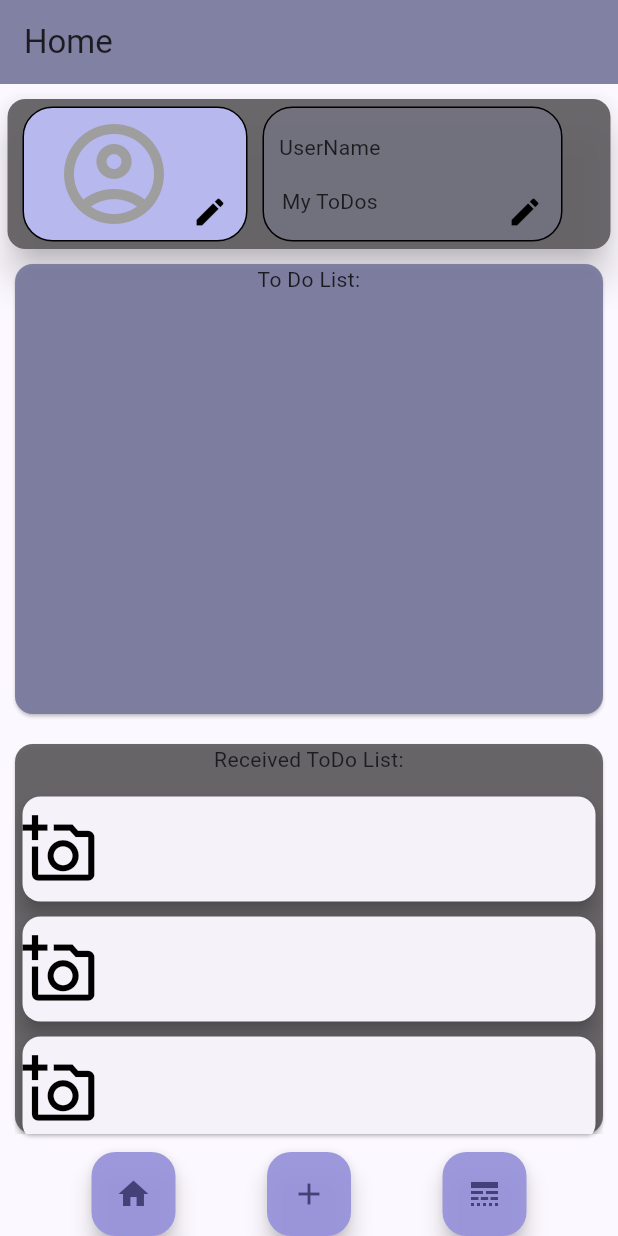
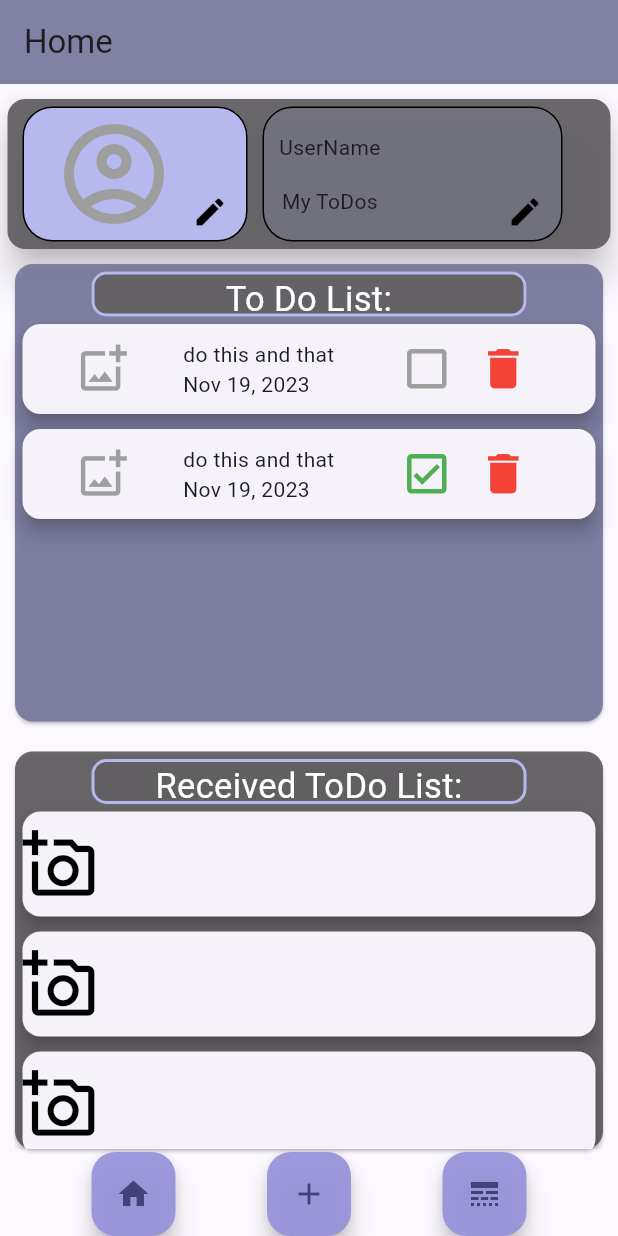
Before and after one commit to emilakerman/YouDoYou, a Flutter app: the screen it shows after launch, on a phone screen of 412 x 824 dp. Run offline on Flutter 3.47's test engine with Material 3 defaults, Android fonts, the light colour scheme and no system bars; our stand-ins replace cloud_firestore, firebase_auth, firebase_core, flutter_riverpod, go_router, image_picker and 2 more; accounts and stored records are empty; generated files the repository leaves out were written again.

Commit message:
adapting the todomodel to the UI

```diff
--- /dev/null
+++ b/lib/home_screen/models/todo.dart
@@ -0,0 +1,20 @@
+class ToDoType{
+  String title;
+  String description;
+  DateTime creationDate;
+  DateTime? endDate;
+  bool? isDone;
+  String? image;
+  String author;
+
+    ToDoType({
+    required this.title,
+    this.description = '',
+    required this.creationDate,
+    this.endDate,
+    this.isDone = false,
+    this.image,
+    required this.author,
+  });
+
+}
--- a/lib/home_screen/models/user.dart
+++ b/lib/home_screen/models/user.dart
@@ -1,10 +1,12 @@
+import 'package:shared_preferences/shared_preferences.dart';
+
 class User {
   String? name;
   String? profilePicture;
 
-  User({this.name, this.profilePicture});
+  User();
 
-  String? getName() {
+  String? get getName {
     if (name == null) {
       return '';
     } else {
@@ -12,15 +14,19 @@ class User {
     }
   }
 
-  void setname(String name) {
+  set setName(String name) {
     this.name = name;
   }
 
-  String? getProfilePicture() {
-    return profilePicture;
+  void get getProfilePicture async{
+    SharedPreferences prefs = await SharedPreferences.getInstance();
+    String imagePath = prefs.getString('imagePath') ?? '';
+    if (imagePath.isNotEmpty) {
+        profilePicture = imagePath;
+    }
   }
 
-  void setProfilePicture(String profilePicture) {
+  set setProfilePicture(String profilePicture) {
     this.profilePicture = profilePicture;
   }
 }
--- a/lib/home_screen/widgets/home_header.dart
+++ b/lib/home_screen/widgets/home_header.dart
@@ -4,6 +4,7 @@ import 'package:image_picker/image_picker.dart';
 import 'package:shared_preferences/shared_preferences.dart';
 import 'package:youdoyou/constants/app_colors.dart';
 import 'package:youdoyou/constants/app_icons.dart';
+import 'package:youdoyou/home_screen/models/user.dart';
 
 class HomeHeader extends StatefulWidget {
   const HomeHeader({super.key});
@@ -13,29 +14,14 @@ class HomeHeader extends StatefulWidget {
 }
 
 class _HomeHeaderState extends State<HomeHeader> {
-  bool isPicture = true;
-  File? _imageFile;
+  var user = User();
+
   final ImagePicker _imagePicker = ImagePicker();
 
   @override
   void initState() {
+    user.getProfilePicture;
     super.initState();
-    _loadImageFromPreferences();
-  }
-
-  _loadImageFromPreferences() async {
-    SharedPreferences prefs = await SharedPreferences.getInstance();
-    String imagePath = prefs.getString('imagePath') ?? '';
-    if (imagePath.isNotEmpty) {
-      setState(() {
-        _imageFile = File(imagePath);
-      });
-    }
-  }
-
-  _saveImageToPreferences(String imagePath) async {
-    SharedPreferences prefs = await SharedPreferences.getInstance();
-    prefs.setString('imagePath', imagePath);
   }
 
   _getImage() async {
@@ -43,9 +29,10 @@ class _HomeHeaderState extends State<HomeHeader> {
         await _imagePicker.pickImage(source: ImageSource.gallery);
     if (image != null) {
       setState(() {
-        _imageFile = File(image.path);
+        user.setProfilePicture = image.path;
       });
-      _saveImageToPreferences(image.path);
+      SharedPreferences prefs = await SharedPreferences.getInstance();
+      prefs.setString('imagePath', image.path);
     }
   }
 
@@ -60,11 +47,8 @@ class _HomeHeaderState extends State<HomeHeader> {
         width: double.infinity,
         child: Row(
           crossAxisAlignment: CrossAxisAlignment.center,
-          //mainAxisAlignment: MainAxisAlignment.spaceAround,
           children: [
-            //PROFILE PICTURE
             Container(
-              //without this size, it would be as big as children
               height: 90,
               width: 150,
               margin: const EdgeInsets.only(left: 10, right: 10),
@@ -75,9 +59,9 @@ class _HomeHeaderState extends State<HomeHeader> {
               child: Row(
                 mainAxisAlignment: MainAxisAlignment.end,
                 children: [
-                  _imageFile != null
+                  user.profilePicture != null
                       ? Image.file(
-                          _imageFile!,
+                          File(user.profilePicture!),
                           height: 80,
                           width: 80,
                           fit: BoxFit.cover,
@@ -88,7 +72,7 @@ class _HomeHeaderState extends State<HomeHeader> {
                           size: 80,
                         ),
                   IconButton(
-                    padding: EdgeInsets.only(top: 50),
+                    padding: const EdgeInsets.only(top: 50),
                     onPressed: _getImage,
                     icon: const Icon(
                       AppIcons.editIcon,
@@ -98,7 +82,6 @@ class _HomeHeaderState extends State<HomeHeader> {
                 ],
               ),
             ),
-            //USER CARD
             Container(
               height: 90,
               width: 200,
@@ -106,7 +89,6 @@ class _HomeHeaderState extends State<HomeHeader> {
                   color: AppColors.additional,
                   border: Border.all(color: Colors.black),
                   borderRadius: const BorderRadius.all(Radius.circular(20))),
-              //margin: const EdgeInsets.only(top: 30),
               child: Row(
                 mainAxisAlignment: MainAxisAlignment.spaceBetween,
                 children: [
@@ -114,23 +96,19 @@ class _HomeHeaderState extends State<HomeHeader> {
                     mainAxisAlignment: MainAxisAlignment.spaceEvenly,
                     children: [
                       Container(
-                        //height: 30,
-                        //width: 100,
-                        padding: EdgeInsets.only(left: 10),
-                        child: Text(
+                        padding: const EdgeInsets.only(left: 10),
+                        child: const Text(
                           'UserName',
                         ),
                       ),
                       Container(
-                        //height: 30,
-                        //width: 100,
-                        padding: EdgeInsets.only(left: 10),
-                        child: Text('My ToDos'),
+                        padding: const EdgeInsets.only(left: 10),
+                        child: const Text('My ToDos'),
                       ),
                     ],
                   ),
                   IconButton(
-                    padding: EdgeInsets.only(top: 50),
+                    padding: const EdgeInsets.only(top: 50),
                     onPressed: () {},
                     icon: const Icon(
                       AppIcons.editIcon,
--- a/lib/home_screen/widgets/received_todo_list.dart
+++ b/lib/home_screen/widgets/received_todo_list.dart
@@ -11,11 +11,25 @@ class ReceivedToDoList extends StatelessWidget {
       margin: const EdgeInsets.all(10),
       child: Column(
         children: [
-          const SizedBox(
+          Container(
             height: 30,
-            width: double.infinity,
-            child: Text('Received ToDo List:', textAlign: TextAlign.center,),
+            width: 290,
+            margin: EdgeInsets.only(top: 5),
+            decoration: BoxDecoration(
+              color: AppColors.extra,
+              border: Border.all(
+                  color: AppColors.primary, width: 2, style: BorderStyle.solid),
+              borderRadius: const BorderRadius.all(Radius.circular(10)),
             ),
+            child: const Text(
+              'Received ToDo List:',
+              textAlign: TextAlign.center,
+              style: TextStyle(
+                color: Colors.white,
+                fontSize: 23,
+              ),
+            ),
+          ),
           SizedBox(
             height: 230,
             child: ListView.builder(
@@ -28,9 +42,10 @@ class ReceivedToDoList extends StatelessWidget {
                     children: [
                       SizedBox(
                         height: 70,
-                        child: Icon(Icons.add_a_photo_outlined,
-                        size: 50,
-                        color: Colors.black,
+                        child: Icon(
+                          Icons.add_a_photo_outlined,
+                          size: 50,
+                          color: Colors.black,
                         ),
                       ),
                     ],
--- /dev/null
+++ b/lib/home_screen/widgets/todo_item.dart
@@ -0,0 +1,71 @@
+import 'package:flutter/material.dart';
+import 'package:intl/intl.dart';
+import 'package:youdoyou/constants/app_icons.dart';
+import 'package:youdoyou/home_screen/models/todo.dart';
+
+class ToDoItem extends StatelessWidget {
+  final ToDoType item;
+  const ToDoItem({required this.item, super.key});
+
+  @override
+  Widget build(BuildContext context) {
+    void handleCheck() {}
+    void handleDelete() {}
+
+    return Container(
+      height: 60,
+      child: Row(
+        mainAxisAlignment: MainAxisAlignment.spaceEvenly,
+        children: [
+          Icon(
+            AppIcons.addPhoto,
+            color: Colors.grey,
+            size: 35,
+          ),
+          Column(
+            crossAxisAlignment: CrossAxisAlignment.start,
+            mainAxisAlignment: MainAxisAlignment.center,
+            children: [
+              Text(
+                item.description,
+                style: TextStyle(overflow: TextOverflow.ellipsis),
+              ),
+              Text(DateFormat.yMMMd().format(item.creationDate)),
+            ],
+          ),
+          Container(
+            //margin: EdgeInsets.only(left: 30),
+            //decoration: BoxDecoration(border: Border.all(color: Colors.black,width: 1)),
+            child: Row(
+              mainAxisAlignment: MainAxisAlignment.end,
+              children: [
+                IconButton(
+                  onPressed: () {},
+                  icon: item.isDone == false
+                      ? Icon(
+                          AppIcons.notCheckIcon,
+                          color: Colors.grey,
+                          size: 35,
+                        )
+                      : Icon(
+                          AppIcons.checkIcon,
+                          color: Colors.green,
+                          size: 35,
+                        ),
+                ),
+                IconButton(
+                  onPressed: () {},
+                  icon: Icon(
+                    AppIcons.deleteIcon,
+                    color: Colors.red,
+                    size: 35,
+                  ),
+                ),
+              ],
+            ),
+          ),
+        ],
+      ),
+    );
+  }
+}
--- a/lib/home_screen/widgets/users_todo_list.dart
+++ b/lib/home_screen/widgets/users_todo_list.dart
@@ -5,6 +5,8 @@ import 'package:youdoyou/constants/app_colors.dart';
 import 'package:youdoyou/features/todos/data/firestore_data_service.dart';
 import 'package:youdoyou/features/todos/domain/todo_model.dart';
 import 'package:youdoyou/features/todos/presentation/create_todo_controller.dart';
+import 'package:youdoyou/home_screen/models/todo.dart';
+import 'package:youdoyou/home_screen/widgets/todo_item.dart';
 
 class TodoList extends ConsumerStatefulWidget {
   const TodoList({super.key});
@@ -26,6 +28,11 @@ class TodoListState extends ConsumerState<TodoList> {
     convertList();
   }
 
+  List<ToDoType> itemsList = [
+    ToDoType(title: 'test1', description: 'do this and that', creationDate: DateTime.now(), author: 'joel'),
+    ToDoType(title: 'test2', description: 'do this and that', isDone: true, creationDate: DateTime.now(), author: 'joel'),
+  ];
+
   @override
   Widget build(BuildContext context) {
     ref.watch(listViewProvider);
@@ -34,30 +41,37 @@ class TodoListState extends ConsumerState<TodoList> {
       margin: const EdgeInsets.all(10),
       child: Column(
         children: [
-          const SizedBox(
+          Container(
             height: 30,
-            width: double.infinity,
-            child: Text(
+            width: 290,
+            margin: EdgeInsets.only(top: 5),
+            decoration: BoxDecoration(
+              color: AppColors.extra,
+              border: Border.all(
+                color: AppColors.primary,
+                width: 2,
+                style: BorderStyle.solid),
+                borderRadius: const BorderRadius.all(Radius.circular(10)),
+              ),
+            child: const Text(
               'To Do List:',
               textAlign: TextAlign.center,
+              style: TextStyle(
+                color: Colors.white,
+                fontSize: 23,
+                ),
             ),
           ),
           SizedBox(
             height: 270,
             child: ListView.builder(
-              itemCount: ref.watch(listViewProvider.notifier).state.length,
+              //itemCount: ref.watch(listViewProvider.notifier).state.length,
+              itemCount: itemsList.length,
               itemBuilder: (context, index) {
                 return Card(
                   margin: EdgeInsets.all(5),
                   elevation: 5,
-                  child: Row(
-                    children: [
-                      SizedBox(
-                        height: 70,
-                        child: Text(ref.watch(listViewProvider.notifier).state[index].title),
-                      ),
-                    ],
-                  ),
+                  child: ToDoItem(item: itemsList[index],),
                 );
               },
             ),
--- a/pubspec.yaml
+++ b/pubspec.yaml
@@ -57,7 +57,7 @@ dev_dependencies:
   # activated in the `analysis_options.yaml` file located at the root of your
   # package. See that file for information about deactivating specific lint
   # rules and activating additional ones.
-  flutter_lints: ^2.0.0
+  flutter_lints: ^3.0.1
   build_runner: ^2.4.6
 
 # For information on the generic Dart part of this file, see the
```
Also changed, not shown: lib/home_screen/widgets/test_file.dart (added), pubspec.lock, 1 other file.
